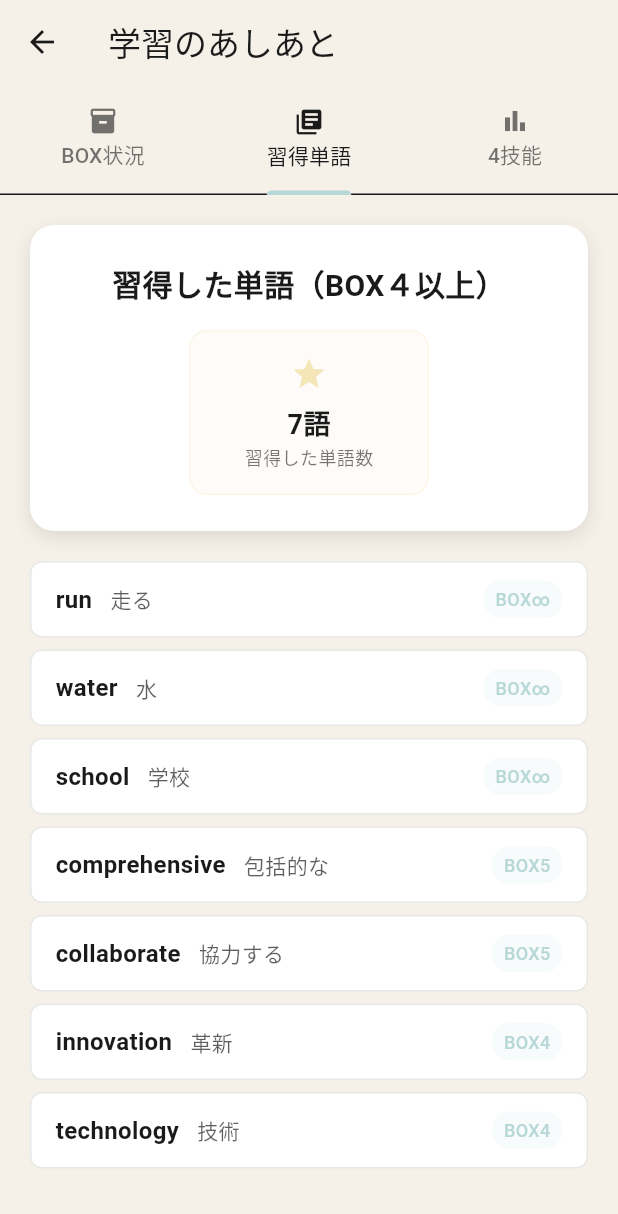
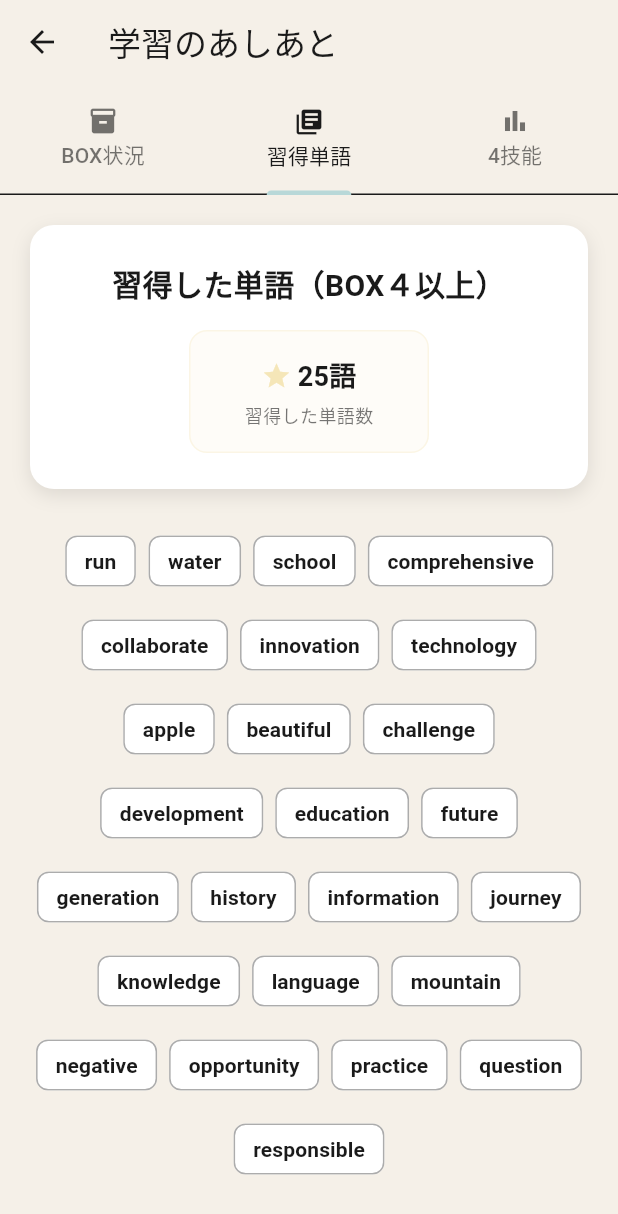
Before and after one commit to Kofsaku/word_lab, a Flutter app: the HistoryScreen screen opened by its route, tab 2 chosen, on a phone screen of 412 x 824 dp. Shown: the top 1214 px of the screen. Run offline on Flutter 3.47's test engine with Material 3 defaults, Android fonts, the phone set to English and light mode, and no system bars; our stand-ins replace audioplayers, flutter_card_swiper, flutter_tts, rive, sqflite; missing offline and left inert: google_mlkit_digital_ink_recognition; accounts and stored records are empty; Roboto replaces fonts that are missing (Hiragino Sans).

Commit message:
Final UI refinements for History Screen, Japanese font fix, and description updates

```diff
--- a/lib/screens/history_screen.dart
+++ b/lib/screens/history_screen.dart
@@ -222,16 +222,22 @@ class _HistoryScreenState extends State<HistoryScreen>
       ),
       child: Column(
         children: [
-          Icon(icon, color: color, size: 24),
-          const SizedBox(height: 8),
+          Row(
+            mainAxisAlignment: MainAxisAlignment.center,
+            children: [
+              Icon(icon, color: color, size: 20), // アイコンのみ色を戻す
+              const SizedBox(width: 4),
               Text(
                 value,
                 style: const TextStyle(
                   fontSize: 18,
                   fontWeight: FontWeight.bold,
-              color: AppColors.textPrimary, // 黒系に統一
+                  color: AppColors.textPrimary,
                 ),
               ),
+            ],
+          ),
+          const SizedBox(height: 4),
           Text(
             title,
             style: TextStyle(
@@ -1059,6 +1065,24 @@ class _HistoryScreenState extends State<HistoryScreen>
       {'english': 'collaborate', 'japanese': '協力する', 'accuracy': 93, 'category': 'BOX5'},
       {'english': 'innovation', 'japanese': '革新', 'accuracy': 94, 'category': 'BOX4'},
       {'english': 'technology', 'japanese': '技術', 'accuracy': 87, 'category': 'BOX4'},
+      {'english': 'apple', 'japanese': 'りんご', 'accuracy': 100, 'category': 'BOX∞'},
+      {'english': 'beautiful', 'japanese': '美しい', 'accuracy': 98, 'category': 'BOX5'},
+      {'english': 'challenge', 'japanese': '挑戦', 'accuracy': 92, 'category': 'BOX4'},
+      {'english': 'development', 'japanese': '開発', 'accuracy': 95, 'category': 'BOX5'},
+      {'english': 'education', 'japanese': '教育', 'accuracy': 100, 'category': 'BOX∞'},
+      {'english': 'future', 'japanese': '未来', 'accuracy': 90, 'category': 'BOX4'},
+      {'english': 'generation', 'japanese': '世代', 'accuracy': 88, 'category': 'BOX4'},
+      {'english': 'history', 'japanese': '歴史', 'accuracy': 100, 'category': 'BOX∞'},
+      {'english': 'information', 'japanese': '情報', 'accuracy': 94, 'category': 'BOX5'},
+      {'english': 'journey', 'japanese': '旅', 'accuracy': 91, 'category': 'BOX4'},
+      {'english': 'knowledge', 'japanese': '知識', 'accuracy': 97, 'category': 'BOX5'},
+      {'english': 'language', 'japanese': '言語', 'accuracy': 100, 'category': 'BOX∞'},
+      {'english': 'mountain', 'japanese': '山', 'accuracy': 93, 'category': 'BOX4'},
+      {'english': 'negative', 'japanese': '否定的な', 'accuracy': 89, 'category': 'BOX4'},
+      {'english': 'opportunity', 'japanese': '機会', 'accuracy': 96, 'category': 'BOX5'},
+      {'english': 'practice', 'japanese': '練習', 'accuracy': 100, 'category': 'BOX∞'},
+      {'english': 'question', 'japanese': '質問', 'accuracy': 92, 'category': 'BOX4'},
+      {'english': 'responsible', 'japanese': '責任がある', 'accuracy': 94, 'category': 'BOX5'},
     ];
 
     return SingleChildScrollView(
@@ -1109,46 +1133,76 @@ class _HistoryScreenState extends State<HistoryScreen>
           ),
           const SizedBox(height: 20),
 
-          // 単語リスト
-          ...masteredWords.map((word) {
-            return Container(
-              margin: const EdgeInsets.only(bottom: 8), // マージンを詰める
-              padding: const EdgeInsets.symmetric(horizontal: 16, vertical: 12), // パディングを詰める
-              decoration: BoxDecoration(
-                color: AppColors.surface,
+          // 単語クラウド（タグ表示）
+          Container(
+            padding: const EdgeInsets.all(4),
+            width: double.infinity,
+            child: Wrap(
+              spacing: 8,
+              runSpacing: 8,
+              alignment: WrapAlignment.center,
+              children: masteredWords.map((word) {
+                return ActionChip(
+                  elevation: 0,
+                  pressElevation: 2,
+                  backgroundColor: AppColors.surface,
+                  padding: const EdgeInsets.symmetric(horizontal: 4, vertical: 2),
+                  shape: RoundedRectangleBorder(
                     borderRadius: BorderRadius.circular(8),
-                border: Border.all(
-                  color: AppColors.textPrimary.withOpacity(0.1), // 枠線をシンプルに
+                    side: BorderSide(
+                      color: AppColors.textPrimary.withOpacity(0.2),
                       width: 1,
                     ),
                   ),
-              child: Row(
-                children: [
-                  Expanded(
-                    child: Row(
-                      // 横並びにしてコンパクトに
+                  label: Text(
+                    word['english'] as String,
+                    style: const TextStyle(
+                      fontSize: 14,
+                      fontWeight: FontWeight.bold,
+                      color: AppColors.textPrimary,
+                    ),
+                  ),
+                  onPressed: () {
+                    // タップ時に詳細ダイアログを表示（オプション）
+                    _showWordDetailDialog(word);
+                  },
+                );
+              }).toList(),
+            ),
+          ),
+        ],
+      ),
+    );
+  }
+  void _showWordDetailDialog(Map<String, dynamic> word) {
+    showDialog(
+      context: context,
+      builder: (context) => Dialog(
+        shape: RoundedRectangleBorder(borderRadius: BorderRadius.circular(16)),
+        child: Padding(
+          padding: const EdgeInsets.all(20.0),
+          child: Column(
+            mainAxisSize: MainAxisSize.min,
             children: [
               Text(
                 word['english'] as String,
                 style: const TextStyle(
-                            fontSize: 16,
+                  fontSize: 28,
                   fontWeight: FontWeight.bold,
                   color: AppColors.textPrimary,
                 ),
               ),
-                        const SizedBox(width: 12),
+              const SizedBox(height: 12),
               Text(
                 word['japanese'] as String,
-                          style: TextStyle(
-                            fontSize: 14,
-                            color: AppColors.textPrimary.withOpacity(0.7),
+                style: const TextStyle(
+                  fontSize: 20,
+                  color: AppColors.textPrimary,
                 ),
               ),
-                      ],
-                    ),
-                  ),
+              const SizedBox(height: 20),
               Container(
-                    padding: const EdgeInsets.symmetric(horizontal: 8, vertical: 4),
+                padding: const EdgeInsets.symmetric(horizontal: 12, vertical: 6),
                 decoration: BoxDecoration(
                   color: AppColors.accent.withOpacity(0.1),
                   borderRadius: BorderRadius.circular(12),
@@ -1156,17 +1210,20 @@ class _HistoryScreenState extends State<HistoryScreen>
                 child: Text(
                   word['category'] as String,
                   style: const TextStyle(
-                        fontSize: 12,
+                    fontSize: 14,
                     fontWeight: FontWeight.w500,
                     color: AppColors.accent,
                   ),
                 ),
               ),
+              const SizedBox(height: 24),
+              TextButton(
+                onPressed: () => Navigator.pop(context),
+                child: const Text('閉じる'),
+              ),
             ],
           ),
-            );
-          }).toList(),
-        ],
+        ),
       ),
     );
   }
--- a/lib/screens/interest_input_screen.dart
+++ b/lib/screens/interest_input_screen.dart
@@ -240,9 +240,7 @@ class _InterestInputScreenState extends State<InterestInputScreen>
           const SizedBox(height: 12),
           Text(
             'あなたの興味・関心に基づいて、学習した単語を使った文章問題を出題します。\n\n'
-            '全12問：\n'
-            '• 前半6問：英語→日本語（4択）\n'
-            '• 後半6問：日本語→英語（4択）\n\n'
+            '全6問：日本語→英語（4択）\n\n'
             '音声再生はありません。',
             style: TextStyle(
               fontSize: 14,
--- a/pubspec.yaml
+++ b/pubspec.yaml
@@ -30,13 +30,15 @@ environment:
 dependencies:
   flutter:
     sdk: flutter
+  flutter_localizations:
+    sdk: flutter
 
   # The following adds the Cupertino Icons font to your application.
   # Use with the CupertinoIcons class for iOS style icons.
   cupertino_icons: ^1.0.8
   provider: ^6.1.1
   shared_preferences: ^2.2.2
-  intl: ^0.19.0
+  intl: ^0.20.2
   flutter_card_swiper: ^7.0.1
   sqflite: ^2.3.0
   path: ^1.8.3
```
Also changed, not shown: lib/main.dart (+10 -0 lines). Lines whose indentation alone changed are shown as unchanged.
